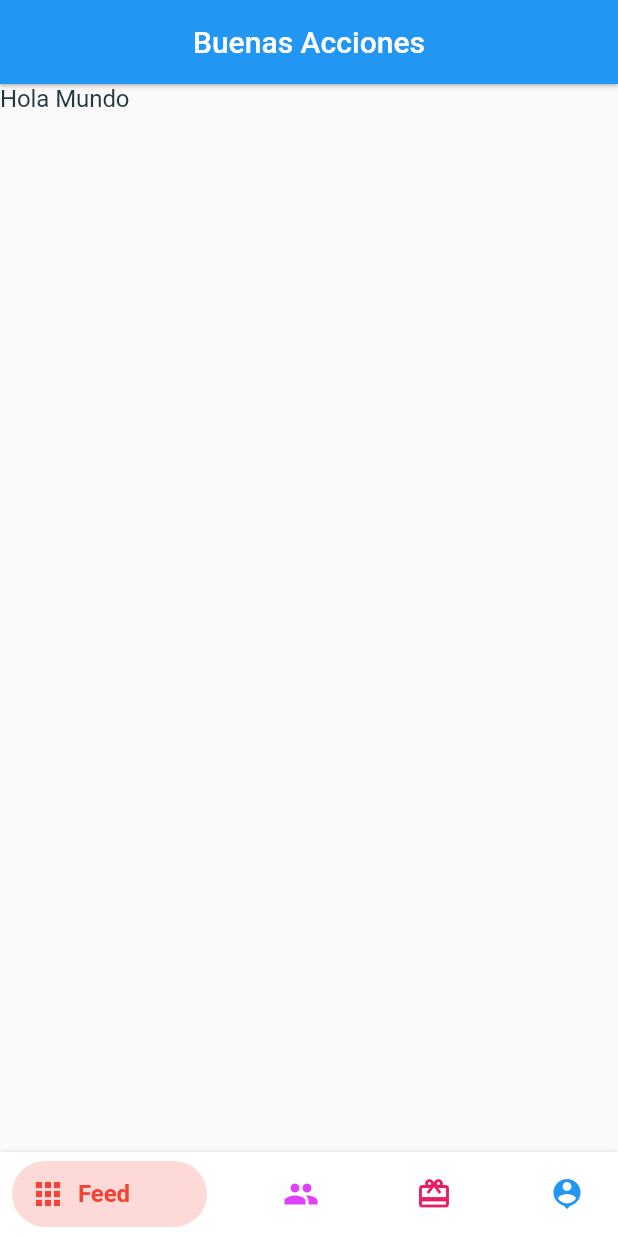
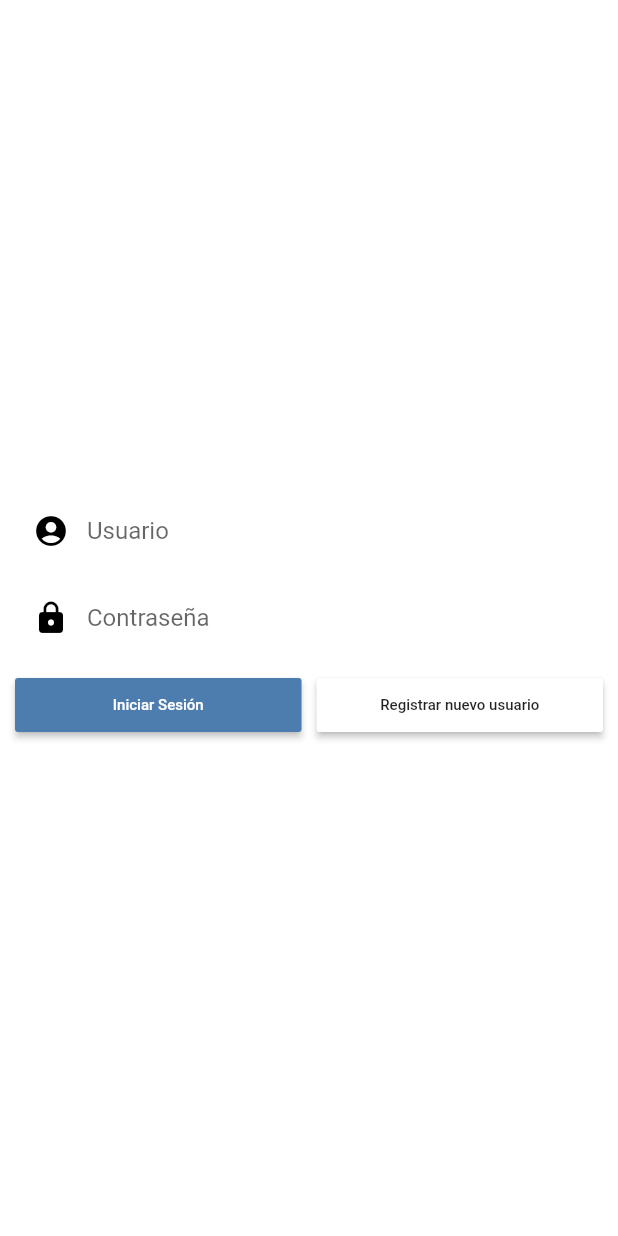
Before and after one commit to pablomdd/Buenas-Acciones-User-App, a Flutter app: the screen it shows after launch, on a phone screen of 412 x 824 dp. Run offline on Flutter 3.47's test engine with Material 2 defaults, Android fonts, the phone set to English and light mode, and no system bars; Roboto replaces fonts that are missing (WorkSans).

Commit message:
Login screen

```diff
--- a/buenasacciones/lib/UI/logIn_screen.dart
+++ b/buenasacciones/lib/UI/logIn_screen.dart
@@ -0,0 +1,155 @@
+import 'package:buenasacciones/UI/Widgets/login_form.dart';
+import 'package:flutter/cupertino.dart';
+import 'package:flutter/material.dart';
+import 'package:http/http.dart' as http;
+
+class LoginScreen extends StatefulWidget {
+  _LoginScreenState createState() => _LoginScreenState();
+}
+
+class _LoginScreenState extends State<LoginScreen> {
+  final TextEditingController _userControl = new TextEditingController();
+  final TextEditingController _passwordControl = new TextEditingController();
+
+  @override
+  void dispose() {
+    _userControl.dispose();
+    super.dispose();
+  }
+
+  build(BuildContext context) {
+    var statusH = MediaQuery.of(context).padding.top;
+    var h = MediaQuery.of(context).size.height - statusH;
+
+    Dialog errorDialog = Dialog(
+      shape: RoundedRectangleBorder(borderRadius: BorderRadius.circular(5.0)),
+      child: Container(
+        padding: EdgeInsets.all(10),
+        child: Column(
+          mainAxisAlignment: MainAxisAlignment.center,
+          mainAxisSize: MainAxisSize.min,
+          children: <Widget>[
+            Padding(
+              padding: EdgeInsets.all(10.0),
+              child: Text(
+                'Usuario o contraseña incorrecta',
+                style: TextStyle(color: Colors.red),
+              ),
+            ),
+            FlatButton(
+                onPressed: () {
+                  Navigator.of(context).pop();
+                },
+                child: Text(
+                  'Entendido',
+                  style: TextStyle(color: Colors.purple, fontSize: 18.0),
+                ))
+          ],
+        ),
+      ),
+    );
+
+    return Scaffold(
+      backgroundColor: Colors.white,
+      body: Padding(
+        padding: EdgeInsets.only(top: statusH, left: 10, right: 10),
+        child: Center(
+          child: Column(mainAxisSize: MainAxisSize.min, children: <Widget>[
+            TextField(
+              controller: _userControl,
+              decoration: InputDecoration(
+                contentPadding: EdgeInsets.all(10.0),
+                enabledBorder: OutlineInputBorder(
+                  borderSide: BorderSide(
+                    color: Colors.white,
+                  ),
+                  borderRadius: BorderRadius.circular(50.0),
+                ),
+                focusedBorder: OutlineInputBorder(
+                  borderRadius: BorderRadius.circular(50.0),
+                  borderSide: BorderSide(color: Colors.white),
+                ),
+                hintText: "Usuario",
+                prefixIcon: Icon(
+                  Icons.account_circle,
+                  color: Colors.black,
+                ),
+              ),
+              maxLines: 1,
+            ),
+            SizedBox(height: 10),
+            TextField(
+              controller: _passwordControl,
+              obscureText: true,
+              decoration: InputDecoration(
+                contentPadding: EdgeInsets.all(10.0),
+                enabledBorder: OutlineInputBorder(
+                  borderSide: BorderSide(
+                    color: Colors.white,
+                  ),
+                  borderRadius: BorderRadius.circular(50.0),
+                ),
+                focusedBorder: OutlineInputBorder(
+                  borderRadius: BorderRadius.circular(50.0),
+                  borderSide: BorderSide(color: Colors.white),
+                ),
+                hintText: "Contraseña",
+                prefixIcon: Icon(
+                  Icons.lock,
+                  color: Colors.black,
+                ),
+              ),
+              maxLines: 1,
+            ),
+            SizedBox(height: 10),
+            Row(
+              children: <Widget>[
+                Expanded(
+                  child: RaisedButton(
+                    onPressed: () {
+                      _performLogin(errorDialog);
+                    },
+                    child: Text(
+                      'Iniciar Sesión',
+                      style: TextStyle(
+                        fontSize: 10,
+                        color: Colors.white,
+                      ),
+                    ),
+                    color: Color.fromRGBO(77, 124, 174, 1),
+                  ),
+                ),
+                SizedBox(width: 10),
+                Expanded(
+                  child: RaisedButton(
+                    onPressed: () {},
+                    child: Text(
+                      'Registrar nuevo usuario',
+                      style: TextStyle(
+                        fontSize: 10,
+                      ),
+                    ),
+                    color: Colors.white,
+                  ),
+                ),
+              ],
+            ),
+          ]),
+        ),
+      ),
+    );
+  }
+
+  void _performLogin(Dialog alert) {
+    String username = _userControl.text;
+    String password = _passwordControl.text;
+
+    if (username == 'admin@hotmail.com' && password == 'password') {
+      Navigator.pushNamed(context, "/feed");
+    } else {
+      setState(() {
+        showDialog(context: context, builder: (BuildContext context) => alert);
+      });
+    }
+  }
+}
```
Also changed, not shown: buenasacciones/lib/main.dart (+6 -88 lines).
